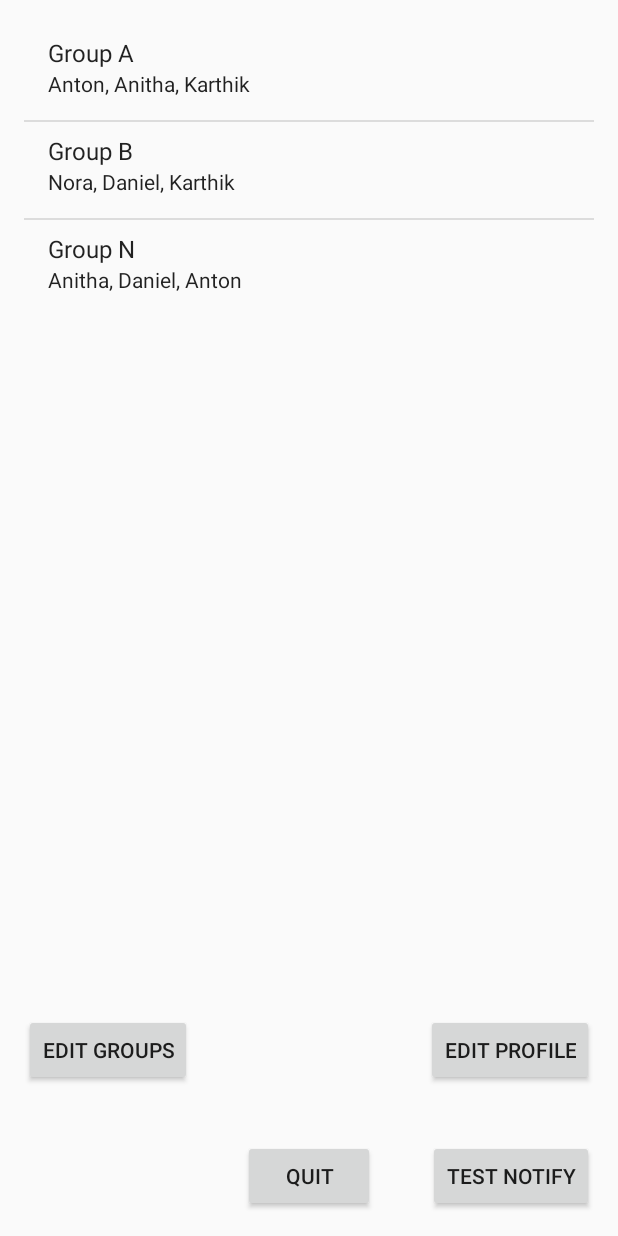
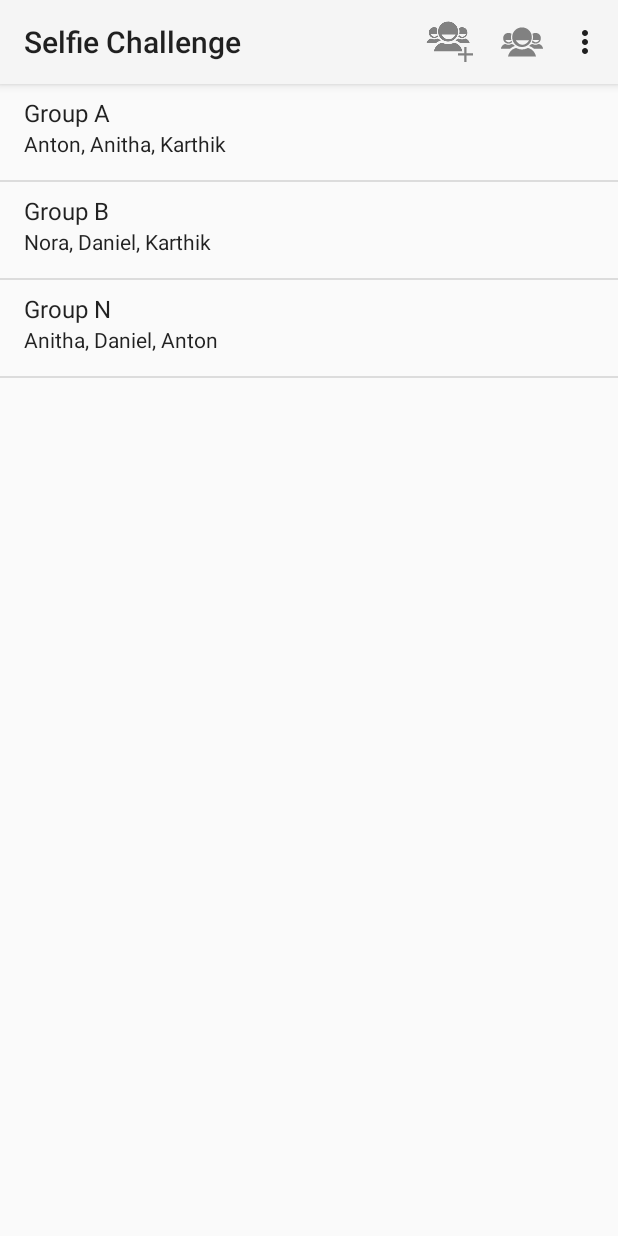
Before and after one commit to anraja/Faceon, an Android app: the screen it shows after launch (MainActivity), on a phone screen of 412 x 824 dp. Run offline under Robolectric (Android 15) with nearby library versions, the phone set to English and light mode, and no system bars.

Commit message:
Main Activity gui
Changed and connected main activity

```diff
--- a/app/src/main/AndroidManifest.xml
+++ b/app/src/main/AndroidManifest.xml
@@ -14,7 +14,8 @@
         android:theme="@style/AppTheme" >
         <activity
             android:name=".MainActivity"
-            android:label="@string/app_name" >
+            android:label="@string/app_name"
+            android:theme="@style/Theme.AppCompat.Light">
             <intent-filter>
                 <action android:name="android.intent.action.MAIN" />
 
--- /dev/null
+++ b/app/src/main/java/com/example/anitha/faceon/GroupListFragment.java
@@ -0,0 +1,64 @@
+package com.example.anitha.faceon;
+
+import android.app.ListFragment;
+import android.os.Bundle;
+import android.view.LayoutInflater;
+import android.view.View;
+import android.view.ViewGroup;
+import android.widget.ArrayAdapter;
+import android.widget.ListView;
+import android.widget.SimpleAdapter;
+
+import java.util.ArrayList;
+import java.util.HashMap;
+import java.util.Map;
+
+/**
+ * Created by Nora on 18-Feb-15.
+ */
+public class GroupListFragment extends ListFragment {
+
+    String[] numbers_text = new String[] { "Group A", "Group B", "Group C" };
+    String[] numbers_digits = new String[] { "1", "2", "3" };
+
+    @Override
+    public void onListItemClick(ListView l, View v, int position, long id) {
+
+    }
+
+    @Override
+    public View onCreateView(LayoutInflater inflater, ViewGroup container,
+                             Bundle savedInstanceState) {
+/*        ArrayAdapter<String> adapter = new ArrayAdapter<String>(
+                inflater.getContext(), android.R.layout.simple_list_item_1,
+                numbers_text);
+        setListAdapter(adapter);*/
+
+        String[] values = new String[] { "KTH group", "Tennis group" , "Amazing group","Group B"};
+
+        ArrayList<Map<String, String>> list = buildData();
+        String[] from = { "name", "friends" };
+        int[] to = { android.R.id.text1, android.R.id.text2 };
+        SimpleAdapter adapter = new SimpleAdapter(getActivity(), list,
+                android.R.layout.simple_list_item_2, from, to);
+        setListAdapter(adapter);
+
+        return super.onCreateView(inflater, container, savedInstanceState);
+    }
+
+    private ArrayList<Map<String, String>> buildData() {
+        ArrayList<Map<String, String>> list = new ArrayList<Map<String, String>>();
+        list.add(putData("Group A", "Anton, Anitha, Karthik"));
+        list.add(putData("Group B", "Nora, Daniel, Karthik"));
+        list.add(putData("Group N", "Anitha, Daniel, Anton"));
+        return list;
+    }
+
+    private HashMap<String, String> putData(String name, String purpose) {
+        HashMap<String, String> item = new HashMap<String, String>();
+        item.put("name", name);
+        item.put("friends", purpose);
+        return item;
+    }
+
+}
--- a/app/src/main/java/com/example/anitha/faceon/MainActivity.java
+++ b/app/src/main/java/com/example/anitha/faceon/MainActivity.java
@@ -1,11 +1,14 @@
 package com.example.anitha.faceon;
 
+import android.app.Activity;
+import android.app.FragmentManager;
 import android.app.ListActivity;
 import android.app.NotificationManager;
 import android.app.PendingIntent;
 import android.content.Intent;
 import android.os.Bundle;
 import android.support.v4.app.NotificationCompat;
+import android.support.v7.app.ActionBarActivity;
 import android.view.Menu;
 import android.view.MenuItem;
 import android.view.View;
@@ -18,9 +21,11 @@ import java.util.HashMap;
 import java.util.Map;
 
 
-public class MainActivity extends ListActivity {
+public class MainActivity extends ActionBarActivity {
 
     private ArrayAdapter<String> listAdapter;
+
+
     // Sets an ID for the notification
     int mNotificationId = 001;
     // Gets an instance of the NotificationManager service
@@ -32,18 +37,17 @@ public class MainActivity extends ListActivity {
         super.onCreate(savedInstanceState);
         setContentView(R.layout.activity_main);
         getActionBar();
+
+        FragmentManager fm = getFragmentManager();
+
+
+        if (fm.findFragmentById(android.R.id.content) == null) {
+            GroupListFragment list = new GroupListFragment();
+            fm.beginTransaction().add(android.R.id.content, list).commit();
+        }
         mNotifyMgr =
                 (NotificationManager) getSystemService(NOTIFICATION_SERVICE);
 
-        ListView listview = (ListView) findViewById(android.R.id.list);
-        String[] values = new String[] { "KTH group", "Tennis group" , "Amazing group","Group B"};
-
-        ArrayList<Map<String, String>> list = buildData();
-        String[] from = { "name", "friends" };
-        int[] to = { android.R.id.text1, android.R.id.text2 };
-        SimpleAdapter adapter = new SimpleAdapter(this, list,
-                android.R.layout.simple_list_item_2, from, to);
-        setListAdapter(adapter);
         mBuilder =
                 new NotificationCompat.Builder(this)
                         .setSmallIcon(R.drawable.ic_notification)
@@ -62,20 +66,6 @@ public class MainActivity extends ListActivity {
                 );
         mBuilder.setContentIntent(resultPendingIntent);
 
-    }
-    private ArrayList<Map<String, String>> buildData() {
-        ArrayList<Map<String, String>> list = new ArrayList<Map<String, String>>();
-        list.add(putData("Group A", "Anton, Anitha, Karthik"));
-        list.add(putData("Group B", "Nora, Daniel, Karthik"));
-        list.add(putData("Group N", "Anitha, Daniel, Anton"));
-        return list;
-    }
-
-    private HashMap<String, String> putData(String name, String purpose) {
-        HashMap<String, String> item = new HashMap<String, String>();
-        item.put("name", name);
-        item.put("friends", purpose);
-        return item;
     }
 
 
@@ -98,12 +88,16 @@ public class MainActivity extends ListActivity {
             return true;
         }else if (id == R.id.action_addGroup){
             startActivity(new Intent(this,AddGroupConversation.class));
+        }else if (id == R.id.social_person){
+            startActivity(new Intent(this,EditProfileActivity.class));
+        }else if (id == R.id.action_group){
+            startActivity(new Intent(this,contacts.class));
         }
 
         return super.onOptionsItemSelected(item);
     }
     public void editProfile (View view){
-        Intent  editProfileIntent = new Intent(this, contacts.class);
+        Intent  editProfileIntent = new Intent(this, EditProfileActivity.class);
         startActivity(editProfileIntent);
     }
     public void triggerNotification (View view){
--- a/app/src/main/res/layout/activity_main.xml
+++ b/app/src/main/res/layout/activity_main.xml
@@ -15,39 +15,4 @@
         android:layout_alignParentStart="true"
         android:layout_marginBottom="180dp" />
 
-    <Button
-        android:id="@+id/button"
-        android:layout_width="wrap_content"
-        android:layout_height="wrap_content"
-        android:layout_alignParentBottom="true"
-        android:layout_alignParentLeft="true"
-        android:layout_alignParentStart="true"
-        android:layout_marginBottom="84dp"
-        android:text="Edit Groups" />
-
-    <Button
-        android:id="@+id/editProfileBtn"
-        android:layout_width="wrap_content"
-        android:layout_height="wrap_content"
-        android:layout_alignBottom="@+id/button"
-        android:layout_alignParentEnd="true"
-        android:layout_alignParentRight="true"
-        android:onClick="editProfile"
-        android:text="Edit Profile" />
-
-    <Button
-        android:id="@+id/button3"
-        android:layout_width="wrap_content"
-        android:layout_height="wrap_content"
-        android:layout_alignParentBottom="true"
-        android:layout_centerHorizontal="true"
-        android:text="Quit" />
-    <Button android:id="@+id/notify"
-        android:layout_width="wrap_content"
-        android:layout_height="wrap_content"
-        android:text="Test notify"
-        android:onClick="triggerNotification"
-        android:layout_alignTop="@+id/button3"
-        android:layout_alignParentRight="true"
-        android:layout_alignParentEnd="true" />
 </RelativeLayout>
--- a/app/src/main/res/menu/menu_main.xml
+++ b/app/src/main/res/menu/menu_main.xml
@@ -7,11 +7,30 @@
         android:orderInCategory="100"
         android:title="@string/action_settings"
         app:showAsAction="never" />
+
     <item
         android:id="@+id/action_addGroup"
         android:icon="@drawable/ic_action_add_group"
         android:title="@string/action_addGroup"
+        app:showAsAction="ifRoom"
+
+        />
+
+    <item
+        android:id="@+id/action_group"
+        android:icon="@drawable/ic_action_group"
+        android:title="@string/action_group"
         app:showAsAction="always"
 
         />
+
+    <item
+        android:id="@+id/social_person"
+        android:icon="@drawable/ic_action_person"
+        android:title="@string/action_person"
+        app:showAsAction="ifRoom"
+
+        />
+
+
 </menu>
--- a/app/src/main/res/values/strings.xml
+++ b/app/src/main/res/values/strings.xml
@@ -27,5 +27,7 @@
     <string name="title_activity_loose">loose</string>
     <string name="title_activity_notification">Notification</string>
     <string name="title_activity_contacts">contacts</string>
+    <string name="action_group">Edit Group</string>
+    <string name="action_person">Profile</string>
 
 </resources>
```
Also changed, not shown: app/src/main/res/drawable-hdpi/ic_action_group.png (added), app/src/main/res/drawable-hdpi/ic_action_person.png (added), app/src/main/res/drawable-mdpi/ic_action_group.png (added), app/src/main/res/drawable-mdpi/ic_action_person.png (added), app/src/main/res/drawable-xhdpi/ic_action_group.png (added), app/src/main/res/drawable-xhdpi/ic_action_person.png (added), app/src/main/res/drawable-xxhdpi/ic_action_group.png (added), app/src/main/res/drawable-xxhdpi/ic_action_person.png (added), 1 other file.
